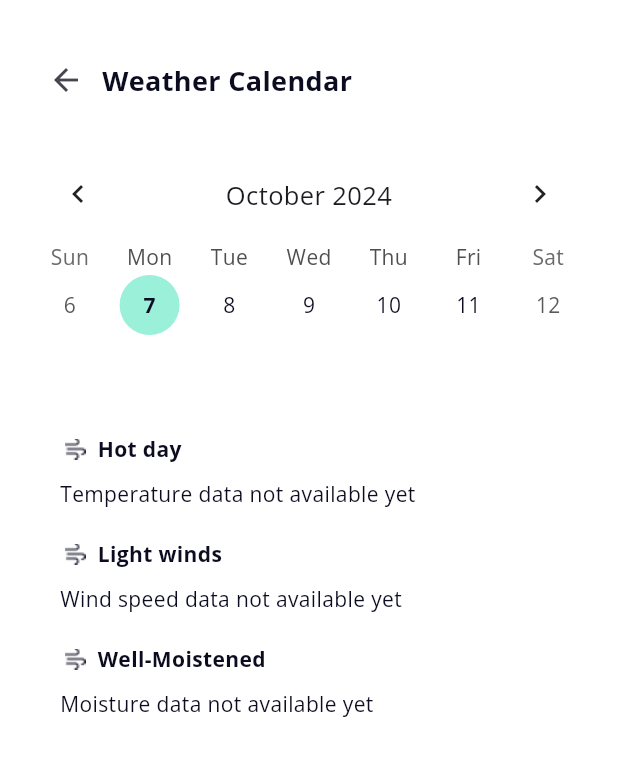
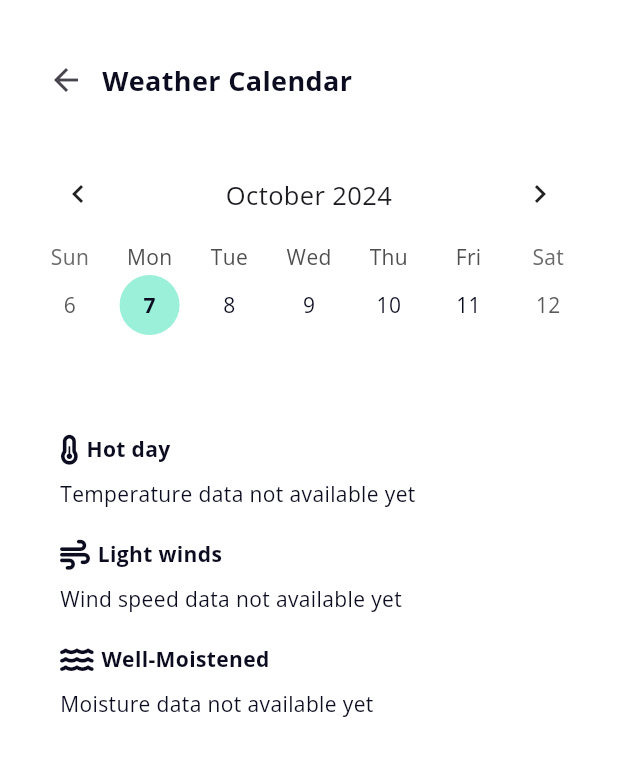
Before and after one commit to Evergrow-NASA/evergrow_mobile_app, a Flutter app: the DetailsDay screen opened directly with empty values, on a phone screen of 412 x 824 dp, the part 151-927 px from its top. Run offline on Flutter 3.47's test engine with Material 3 defaults, Android fonts, the phone set to English and light mode, and no system bars; drawn by our look-alikes of table_calendar; our stand-ins replace font_awesome_flutter, geolocator, google_fonts, google_maps_flutter, location, speech_to_text; missing offline and left inert: geocoder2; network calls fail.

Commit message:
feat: Added icons

```diff
--- a/lib/screens/menu/details_day.dart
+++ b/lib/screens/menu/details_day.dart
@@ -4,7 +4,8 @@ import 'package:evergrow_mobile_app/utils/theme.dart';
 import 'package:flutter/material.dart';
 import 'package:table_calendar/table_calendar.dart';
 import '../../components/top_section.dart';
-import 'package:evergrow_mobile_app/services/waether_service.dart';
+import 'package:font_awesome_flutter/font_awesome_flutter.dart';
+import '../../services/waether_service.dart';
 
 class DetailsDay extends StatefulWidget {
   final DateTime selectedDay;
@@ -174,7 +175,7 @@ class _DetailsDayState extends State<DetailsDay> {
                     _buildRecommendations(isDrought, isRain, isFrost, isWind),
                     const SizedBox(height: 20),
                     _buildCriteriaInfo(
-                      'assets/icons/strong_winds.png',
+                      FontAwesomeIcons.thermometerHalf,
                       'Hot day',
                       averageTemperature != null
                           ? 'The average temperature will be ${averageTemperature!.toStringAsFixed(2)} °C'
@@ -182,7 +183,7 @@ class _DetailsDayState extends State<DetailsDay> {
                     ),
                     const SizedBox(height: 20),
                     _buildCriteriaInfo(
-                      'assets/icons/strong_winds.png',
+                      FontAwesomeIcons.wind,
                       'Light winds',
                       averageWindSpeed != null
                           ? 'The average wind speed for the day will be ${averageWindSpeed!.toStringAsFixed(2)} km/h'
@@ -190,7 +191,7 @@ class _DetailsDayState extends State<DetailsDay> {
                     ),
                     const SizedBox(height: 20),
                     _buildCriteriaInfo(
-                      'assets/icons/strong_winds.png',
+                      FontAwesomeIcons.water,
                       'Well-Moistened',
                       averageMoisture != null
                           ? 'The soil is expected to be healthy with a moisture level of ${averageMoisture!.toStringAsFixed(2)}%'
@@ -208,7 +209,7 @@ class _DetailsDayState extends State<DetailsDay> {
   }
 
   Widget _buildCriteriaInfo(
-      String imagePath, String title, String description) {
+      IconData iconData, String title, String description) {
     return Row(
       crossAxisAlignment: CrossAxisAlignment.start,
       children: [
@@ -219,10 +220,9 @@ class _DetailsDayState extends State<DetailsDay> {
             children: [
               Row(
                 children: [
-                  Image.asset(
-                    imagePath,
-                    width: 20,
-                    height: 20,
+                  FaIcon(
+                    iconData,
+                    size: 20,
                     color: neutral,
                   ),
                   const SizedBox(width: 5),
@@ -323,7 +323,7 @@ class _DetailsDayState extends State<DetailsDay> {
       children: [
         if (isDrought)
           _buildRecommendation(
-            recommendations[0].imagePath,
+            FontAwesomeIcons.water,
             recommendations[0].title,
             recommendations[0].description,
             const Color.fromARGB(255, 227, 130, 78),
@@ -331,7 +331,7 @@ class _DetailsDayState extends State<DetailsDay> {
         const SizedBox(height: 10),
         if (isRain)
           _buildRecommendation(
-            recommendations[1].imagePath,
+            FontAwesomeIcons.cloudRain,
             recommendations[1].title,
             recommendations[1].description,
             const Color.fromARGB(255, 50, 159, 199),
@@ -339,14 +339,14 @@ class _DetailsDayState extends State<DetailsDay> {
         const SizedBox(height: 10),
         if (isFrost)
           _buildRecommendation(
-            recommendations[2].imagePath,
+            FontAwesomeIcons.snowflake,
             recommendations[2].title,
             recommendations[2].description,
             const Color.fromARGB(255, 113, 142, 151),
           ),
         if (isWind)
           _buildRecommendation(
-            recommendations[3].imagePath,
+            FontAwesomeIcons.wind,
             recommendations[3].title,
             recommendations[3].description,
             const Color.fromARGB(255, 119, 101, 101),
@@ -357,7 +357,7 @@ class _DetailsDayState extends State<DetailsDay> {
 
   // Mostrar una recomendación
   Widget _buildRecommendation(
-      String imagePath, String title, String description, Color color) {
+      IconData iconData, String title, String description, Color color) {
     return Container(
       padding: const EdgeInsets.all(10),
       child: Row(
@@ -370,10 +370,9 @@ class _DetailsDayState extends State<DetailsDay> {
               children: [
                 Row(
                   children: [
-                    Image.asset(
-                      imagePath,
-                      width: 20,
-                      height: 20,
+                    FaIcon(
+                      iconData,
+                      size: 20,
                       color: color,
                     ),
                     const SizedBox(width: 5),
```
